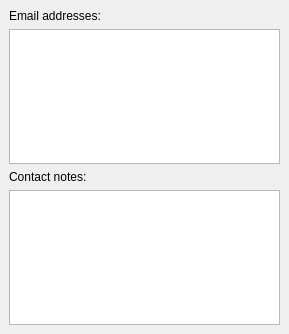
Above: protocols/oscar/icq/ui/icqotherinfowidget.ui from KDE/kopete before the change. Below: the same form after it.
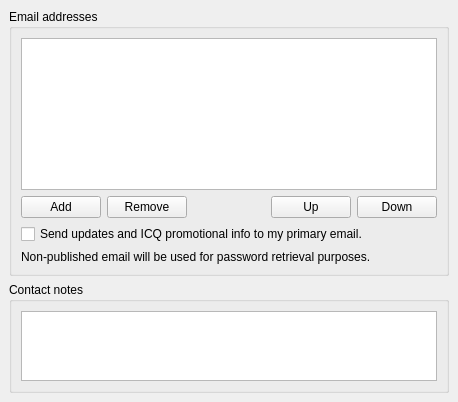
That is the form after the change.

Commit message: Add support for editing ICQEmailInfo and ICQNotesInfo. All user info classes are implemented :)

What changed in the file:
```diff
--- a/protocols/oscar/icq/ui/icqotherinfowidget.ui
+++ b/protocols/oscar/icq/ui/icqotherinfowidget.ui
@@ -5,8 +5,8 @@
    <rect>
     <x>0</x>
     <y>0</y>
-    <width>289</width>
-    <height>334</height>
+    <width>458</width>
+    <height>402</height>
    </rect>
   </property>
   <layout class="QVBoxLayout" >
@@ -17,25 +17,109 @@
     <number>6</number>
    </property>
    <item>
-    <widget class="QLabel" name="textLabel12" >
-     <property name="text" >
-      <string>Email addresses:</string>
+    <widget class="QGroupBox" name="groupBox" >
+     <property name="title" >
+      <string>Email addresses</string>
      </property>
+     <layout class="QVBoxLayout" >
+      <property name="margin" >
+       <number>9</number>
+      </property>
+      <property name="spacing" >
+       <number>6</number>
+      </property>
+      <item>
+       <widget class="QTableView" name="emailTableView" />
+      </item>
+      <item>
+       <layout class="QHBoxLayout" >
+        <property name="margin" >
+         <number>0</number>
+        </property>
+        <property name="spacing" >
+         <number>6</number>
+        </property>
+        <item>
+         <widget class="QPushButton" name="addEmailButton" >
+          <property name="text" >
+           <string>Add</string>
+          </property>
+         </widget>
+        </item>
+        <item>
+         <widget class="QPushButton" name="removeEmailButton" >
+          <property name="text" >
+           <string>Remove</string>
+          </property>
+         </widget>
+        </item>
+        <item>
+         <spacer>
+          <property name="orientation" >
+           <enum>Qt::Horizontal</enum>
+          </property>
+          <property name="sizeHint" >
+           <size>
+            <width>40</width>
+            <height>20</height>
+           </size>
+          </property>
+         </spacer>
+        </item>
+        <item>
+         <widget class="QPushButton" name="upEmailButton" >
+          <property name="text" >
+           <string>Up</string>
+          </property>
+         </widget>
+        </item>
+        <item>
+         <widget class="QPushButton" name="downEmailButton" >
+          <property name="text" >
+           <string>Down</string>
+          </property>
+         </widget>
+        </item>
+       </layout>
+      </item>
+      <item>
+       <widget class="QCheckBox" name="sendInfoCheck" >
+        <property name="text" >
+         <string>Send updates and ICQ promotional info to my primary email.</string>
+        </property>
+       </widget>
+      </item>
+      <item>
+       <widget class="QLabel" name="label" >
+        <property name="text" >
+         <string>Non-published email will be used for password retrieval purposes.</string>
+        </property>
+        <property name="wordWrap" >
+         <bool>true</bool>
+        </property>
+       </widget>
+      </item>
+     </layout>
     </widget>
    </item>
    <item>
-    <widget class="QListView" name="emailListView" />
-   </item>
-   <item>
-    <widget class="QLabel" name="textLabel13" >
-     <property name="text" >
-      <string>Contact notes:</string>
+    <widget class="QGroupBox" name="groupBox_2" >
+     <property name="title" >
+      <string>Contact notes</string>
      </property>
+     <layout class="QVBoxLayout" >
+      <property name="margin" >
+       <number>9</number>
+      </property>
+      <property name="spacing" >
+       <number>6</number>
+      </property>
+      <item>
+       <widget class="QTextEdit" name="notesEdit" />
+      </item>
+     </layout>
     </widget>
    </item>
-   <item>
-    <widget class="QTextEdit" name="notesEdit" />
-   </item>
    <item>
     <spacer>
      <property name="orientation" >
@@ -46,8 +130,8 @@
      </property>
      <property name="sizeHint" >
       <size>
-       <width>130</width>
-       <height>41</height>
+       <width>21</width>
+       <height>16</height>
       </size>
      </property>
     </spacer>
```
The commit also changes 5 other files.
